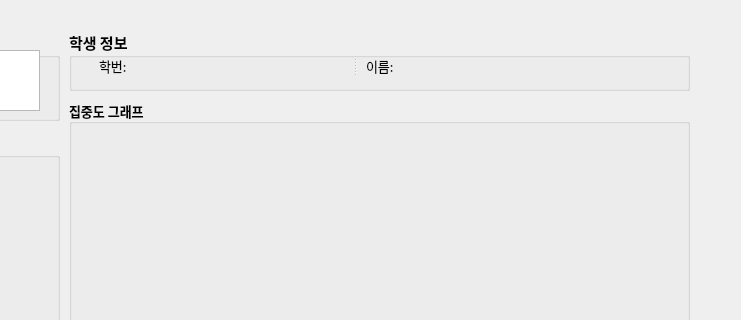
First picture: the form in ui/host.ui, repository sammy0329/ConcentrationAnalysis, before the edit; both pictures show x 431 to 1172 and y 0 to 320 of the 1172 by 1007 pixel window.
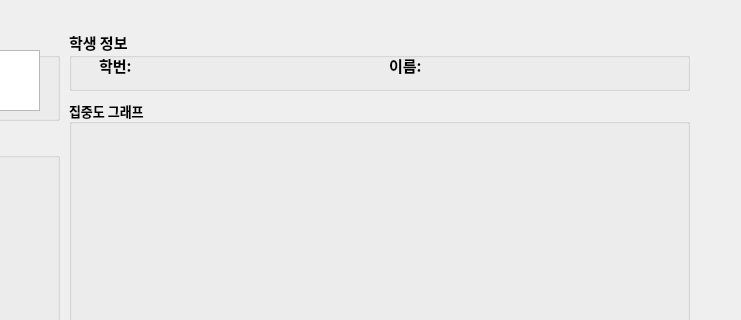
Second picture: the form after the edit.

```diff
--- a/ui/host.ui
+++ b/ui/host.ui
@@ -241,127 +241,63 @@
    <property name="title">
     <string>학생 정보</string>
    </property>
-   <widget class="QSplitter" name="splitter_3">
+   <widget class="QWidget" name="gridLayoutWidget">
     <property name="geometry">
      <rect>
       <x>30</x>
-      <y>10</y>
-      <width>541</width>
-      <height>51</height>
+      <y>20</y>
+      <width>291</width>
+      <height>31</height>
      </rect>
     </property>
-    <property name="font">
-     <font>
-      <family>나눔스퀘어</family>
-      <pointsize>11</pointsize>
-      <weight>50</weight>
-      <bold>false</bold>
-     </font>
+    <layout class="QGridLayout" name="gridLayout">
+     <property name="horizontalSpacing">
+      <number>6</number>
+     </property>
+     <item row="0" column="1">
+      <widget class="QLabel" name="student_num_label">
+       <property name="text">
+        <string/>
+       </property>
+      </widget>
+     </item>
+     <item row="0" column="0">
+      <widget class="QLabel" name="label">
+       <property name="text">
+        <string>학번:</string>
+       </property>
+      </widget>
+     </item>
+    </layout>
+   </widget>
+   <widget class="QWidget" name="gridLayoutWidget_2">
+    <property name="geometry">
+     <rect>
+      <x>320</x>
+      <y>20</y>
+      <width>291</width>
+      <height>31</height>
+     </rect>
     </property>
-    <property name="layoutDirection">
-     <enum>Qt::LeftToRight</enum>
-    </property>
-    <property name="orientation">
-     <enum>Qt::Horizontal</enum>
-    </property>
-    <property name="handleWidth">
-     <number>0</number>
-    </property>
-    <property name="childrenCollapsible">
-     <bool>true</bool>
-    </property>
-    <widget class="QSplitter" name="splitter">
-     <property name="orientation">
-      <enum>Qt::Horizontal</enum>
+    <layout class="QGridLayout" name="gridLayout_2">
+     <property name="horizontalSpacing">
+      <number>6</number>
      </property>
-     <property name="opaqueResize">
-      <bool>true</bool>
-     </property>
-     <property name="handleWidth">
-      <number>5</number>
-     </property>
-     <widget class="QLabel" name="label">
-      <property name="enabled">
-       <bool>true</bool>
-      </property>
-      <property name="minimumSize">
-       <size>
-        <width>218</width>
-        <height>0</height>
-       </size>
-      </property>
-      <property name="font">
-       <font>
-        <family>나눔스퀘어</family>
-        <pointsize>10</pointsize>
-        <weight>50</weight>
-        <bold>false</bold>
-       </font>
-      </property>
-      <property name="text">
-       <string>학번: </string>
-      </property>
-     </widget>
-     <widget class="QLabel" name="student_num_label">
-      <property name="font">
-       <font>
-        <family>나눔스퀘어</family>
-        <pointsize>10</pointsize>
-        <weight>50</weight>
-        <bold>false</bold>
-       </font>
-      </property>
-      <property name="text">
-       <string/>
-      </property>
-      <property name="alignment">
-       <set>Qt::AlignLeading|Qt::AlignLeft|Qt::AlignVCenter</set>
-      </property>
-     </widget>
-    </widget>
-    <widget class="QSplitter" name="splitter_2">
-     <property name="orientation">
-      <enum>Qt::Horizontal</enum>
-     </property>
-     <property name="handleWidth">
-      <number>0</number>
-     </property>
-     <widget class="QLabel" name="label_2">
-      <property name="minimumSize">
-       <size>
-        <width>224</width>
-        <height>0</height>
-       </size>
-      </property>
-      <property name="font">
-       <font>
-        <family>나눔스퀘어</family>
-        <pointsize>10</pointsize>
-        <weight>50</weight>
-        <bold>false</bold>
-       </font>
-      </property>
-      <property name="text">
-       <string>이름: </string>
-      </property>
-     </widget>
-     <widget class="QLabel" name="student_name_label">
-      <property name="font">
-       <font>
-        <family>나눔스퀘어</family>
-        <pointsize>10</pointsize>
-        <weight>50</weight>
-        <bold>false</bold>
-       </font>
-      </property>
-      <property name="text">
-       <string/>
-      </property>
-      <property name="alignment">
-       <set>Qt::AlignLeading|Qt::AlignLeft|Qt::AlignVCenter</set>
-      </property>
-     </widget>
-    </widget>
+     <item row="0" column="1">
+      <widget class="QLabel" name="student_name_label">
+       <property name="text">
+        <string/>
+       </property>
+      </widget>
+     </item>
+     <item row="0" column="0">
+      <widget class="QLabel" name="label_3">
+       <property name="text">
+        <string>이름:</string>
+       </property>
+      </widget>
+     </item>
+    </layout>
    </widget>
   </widget>
   <zorder>groupBox_2</zorder>
```
Left out of the diff: 1 changed line with no effect on the pictures.
